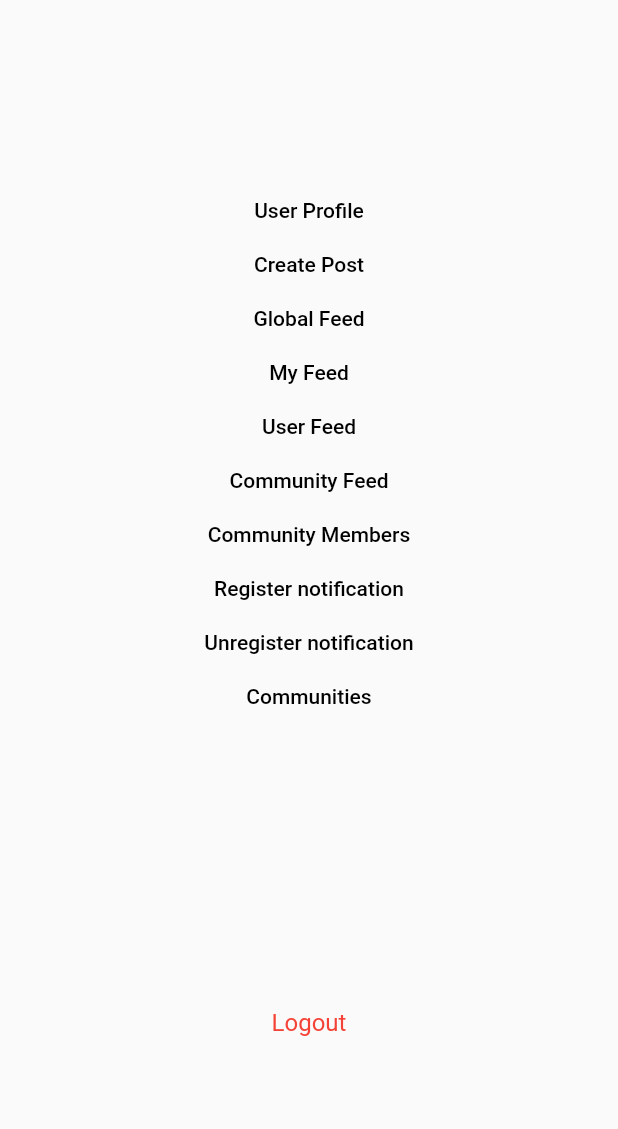
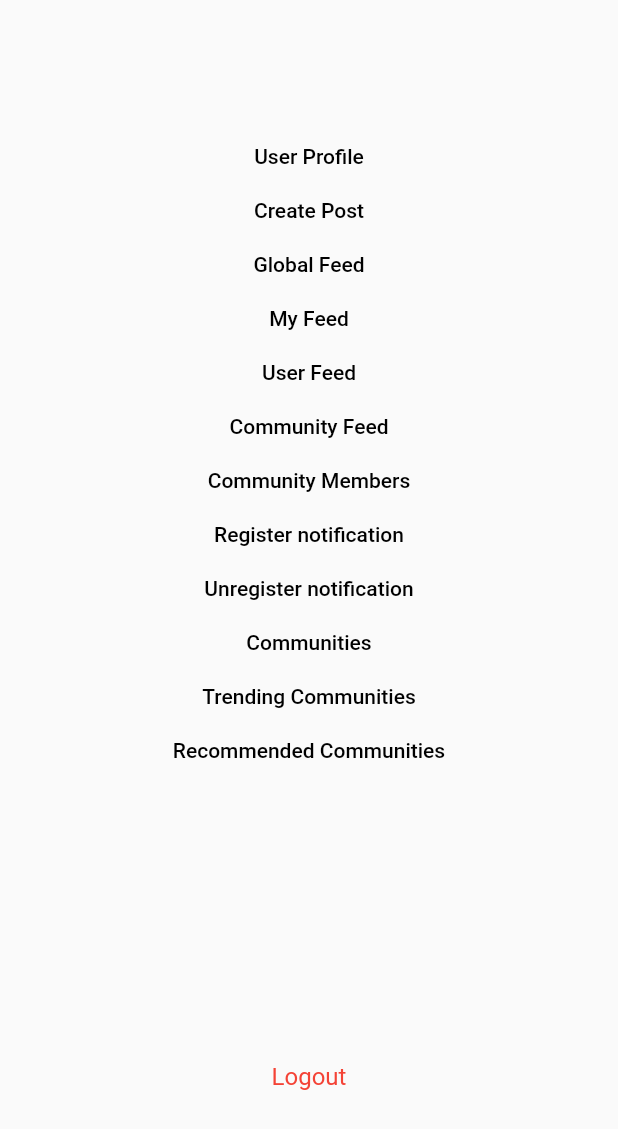
Before and after one commit to AmityCo/Amity-Social-Cloud-SDK-Flutter-Sample-App, a Flutter app: the DashboardScreen screen opened by its route, on a phone screen of 412 x 824 dp. Shown: the top 1129 px of the screen. Run offline on Flutter 3.47's test engine with Material 2 defaults, Android fonts, the phone set to English and light mode, and no system bars; our stand-ins replace chewie, file_picker, firebase_core, firebase_messaging, get, get_it and 3 more; missing offline and left inert: amity_sdk; accounts and stored records are empty.

Commit message:
feat: add recommend and trending communities screens

```diff
--- a/lib/core/route/app_route.dart
+++ b/lib/core/route/app_route.dart
@@ -28,6 +28,12 @@ class AppRoute {
   static const communityList = 'communityList';
   static const communityListRoute = 'communityList';
 
+  static const communityTrendingList = 'communityTrendingList';
+  static const communityTrendingListRoute = 'communityTrendingList';
+
+  static const communityRecommendedList = 'communityRecommendedList';
+  static const communityRecommendedListRoute = 'communityRecommendedList';
+
   static const communityProfile = 'communityProfile';
   static const communityProfileRoute = 'communityProfile/:communityId';
 
--- a/lib/core/route/app_router.dart
+++ b/lib/core/route/app_router.dart
@@ -4,6 +4,8 @@ import 'package:flutter_social_sample_app/presentation/screen/comment_query/comm
 import 'package:flutter_social_sample_app/presentation/screen/community_create/community_create_screen.dart';
 import 'package:flutter_social_sample_app/presentation/screen/community_feed/community_feed_screen.dart';
 import 'package:flutter_social_sample_app/presentation/screen/community_list/community_list_screen.dart';
+import 'package:flutter_social_sample_app/presentation/screen/community_list/community_recommend_list_screen.dart';
+import 'package:flutter_social_sample_app/presentation/screen/community_list/community_trending_list_screen.dart';
 import 'package:flutter_social_sample_app/presentation/screen/community_member/community_member_screen.dart';
 import 'package:flutter_social_sample_app/presentation/screen/community_profile/community_profile_screen.dart';
 import 'package:flutter_social_sample_app/presentation/screen/community_update/community_update_screen.dart';
@@ -131,6 +133,16 @@ class AppRouter {
               ),
             ],
           ),
+          GoRoute(
+            name: AppRoute.communityTrendingList,
+            path: AppRoute.communityTrendingListRoute,
+            builder: (context, state) => const CommunityTrendingListScreen(),
+          ),
+          GoRoute(
+            name: AppRoute.communityRecommendedList,
+            path: AppRoute.communityRecommendedListRoute,
+            builder: (context, state) => const CommunityRecommendListScreen(),
+          ),
         ],
       ),
       GoRoute(
--- a/lib/presentation/screen/dashboard/dashboar_screen.dart
+++ b/lib/presentation/screen/dashboard/dashboar_screen.dart
@@ -153,6 +153,20 @@ class _DashboardScreenState extends State<DashboardScreen> {
               //   },
               //   child: const Text('Create Community'),
               // ),
+              const SizedBox(height: 20),
+              TextButton(
+                onPressed: () {
+                  GoRouter.of(context).goNamed(AppRoute.communityTrendingList);
+                },
+                child: const Text('Trending Communities'),
+              ),
+              const SizedBox(height: 20),
+              TextButton(
+                onPressed: () {
+                  GoRouter.of(context).goNamed(AppRoute.communityRecommendedList);
+                },
+                child: const Text('Recommended Communities'),
+              ),
               const SizedBox(height: 200),
               TextButton(
                 onPressed: () {
```
Also changed, not shown: lib/presentation/screen/community_list/community_recommend_list_screen.dart (added, +58 -0 lines), lib/presentation/screen/community_list/community_trending_list_screen.dart (added, +58 -0 lines).
